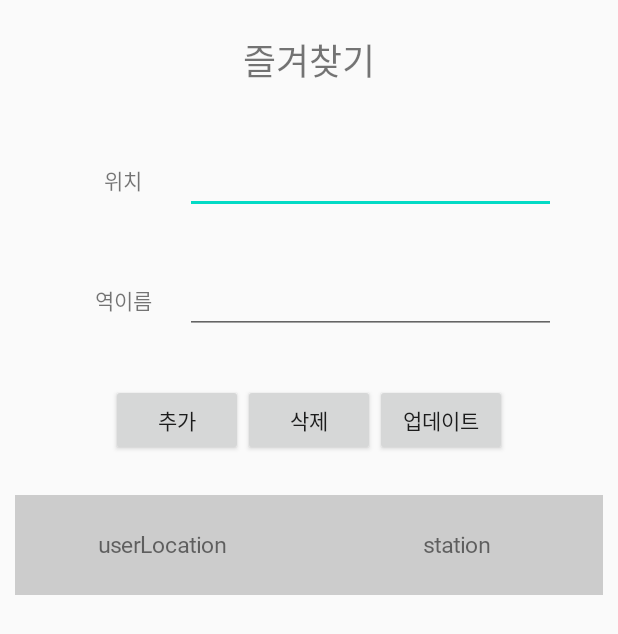
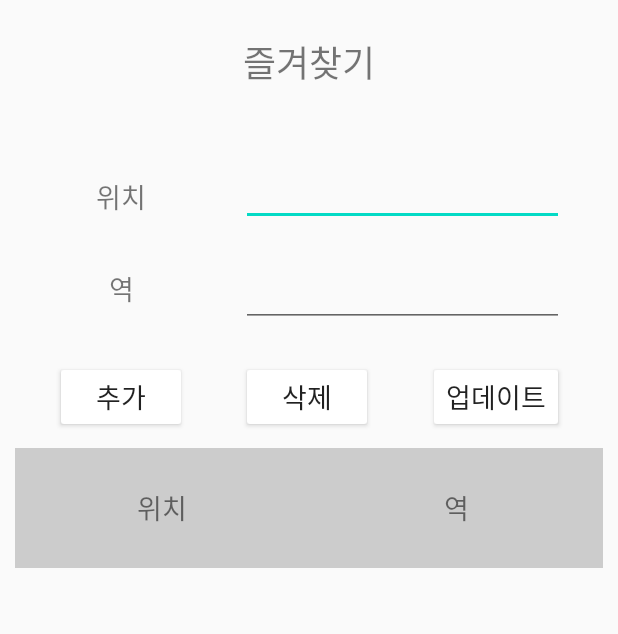
Before and after one commit to GY-Jeong/One-Touch-Subway, an Android app: the DBActivity screen opened directly, with no data from a screen before it, after a tap on "추가", on a phone screen of 412 x 824 dp. Shown: the top 634 px of the screen. Run offline under Robolectric (Android 15) with nearby library versions, the phone set to English and light mode, and no system bars.

Commit message:
info Activity 추가 / Icon 추가

```diff
--- a/app/src/main/java/com/otsubway/odsay/DBActivity.kt
+++ b/app/src/main/java/com/otsubway/odsay/DBActivity.kt
@@ -25,10 +25,10 @@ class DBActivity : AppCompatActivity() {
             val location = Location(userLocation, stationName)
             val result = myDBHelper.insertProduct(location)
             if(result) {
-                Toast.makeText(this, "DB INSERT SUCCESS", Toast.LENGTH_SHORT).show()
+                Toast.makeText(this, "추가에 성공했습니다.", Toast.LENGTH_SHORT).show()
                 getAllRecord()
             } else {
-                Toast.makeText(this, "DB INSERT FAILED", Toast.LENGTH_SHORT).show()
+                Toast.makeText(this, "추가에 실패하였습니다.", Toast.LENGTH_SHORT).show()
             }
         }
 
@@ -36,10 +36,10 @@ class DBActivity : AppCompatActivity() {
             val userLocation = userlocationEdit.text.toString()
             val result = myDBHelper.deleteProduct(userLocation)
             if(result) {
-                Toast.makeText(this, "DELETE SUCCESS", Toast.LENGTH_SHORT).show()
+                Toast.makeText(this, "삭제에 성공했습니다.", Toast.LENGTH_SHORT).show()
                 getAllRecord()
             } else {
-                Toast.makeText(this, "DELETE FAILED", Toast.LENGTH_SHORT).show()
+                Toast.makeText(this, "삭제에 실패했습니다.", Toast.LENGTH_SHORT).show()
             }
         }
 
@@ -49,10 +49,10 @@ class DBActivity : AppCompatActivity() {
             val location = Location(userLocation, stationName)
             val result = myDBHelper.updateProduct(location)
             if(result) {
-                Toast.makeText(this, "UPDATE SUCCESS", Toast.LENGTH_SHORT).show()
+                Toast.makeText(this, "업데이트에 성공했습니다.", Toast.LENGTH_SHORT).show()
                 getAllRecord()
             } else {
-                Toast.makeText(this, "UPDATE FAILED", Toast.LENGTH_SHORT).show()
+                Toast.makeText(this, "업데이트에 실패했습니다.", Toast.LENGTH_SHORT).show()
             }
         }
     }
--- a/app/src/main/java/com/otsubway/odsay/DBhelper.kt
+++ b/app/src/main/java/com/otsubway/odsay/DBhelper.kt
@@ -132,7 +132,6 @@ class DBhelper(val context : Context) : SQLiteOpenHelper(context, DB_NAME, null,
     fun showRecord(cursor : Cursor) {
         cursor.moveToFirst()
         val count = cursor.columnCount
-        val recordcount = cursor.count
         val activity = context as DBActivity
         activity.tableLayout.removeAllViewsInLayout()
         //라벨 만들기, column title 만들기
@@ -142,13 +141,17 @@ class DBhelper(val context : Context) : SQLiteOpenHelper(context, DB_NAME, null,
             TableRow.LayoutParams.WRAP_CONTENT, count.toFloat())
         //행의 폭정보는 가중치로 결정
         tablerow.layoutParams = rowParam
-        val viewParm = TableRow.LayoutParams(0, 100, 1f)
+        val viewParm = TableRow.LayoutParams(0, 120, 1f)
         for(i in 0 until count) {
             val textView = TextView(activity)
             textView.layoutParams = viewParm
-            textView.text = cursor.getColumnName(i)
+            if(cursor.getColumnName(i) == "userLocation") {
+                textView.text = "위치"
+            } else {
+                textView.text = "역"
+            }
             textView.setBackgroundColor(Color.LTGRAY)
-            textView.textSize = 15.0f
+            textView.textSize = 18.0f
             textView.gravity = Gravity.CENTER
             tablerow.addView(textView)
         }
@@ -170,7 +173,8 @@ class DBhelper(val context : Context) : SQLiteOpenHelper(context, DB_NAME, null,
                 val textView = TextView(activity)
                 textView.layoutParams = viewParm
                 textView.text = cursor.getString(i)
-                textView.textSize = 13.0f
+                textView.textSize = 18.0f
+                textView.gravity = Gravity.CENTER
                 textView.tag = i
                 row.addView(textView)
             }
--- a/app/src/main/java/com/otsubway/odsay/MainActivity.kt
+++ b/app/src/main/java/com/otsubway/odsay/MainActivity.kt
@@ -32,8 +32,6 @@ class MainActivity : AppCompatActivity() {
     var tryNum = 0
     var initTime : Long = 0
 
-    lateinit var myDBHelper : DBhelper
-
     override fun onCreate(savedInstanceState: Bundle?) {
         super.onCreate(savedInstanceState)
         setContentView(R.layout.activity_main)
@@ -42,6 +40,10 @@ class MainActivity : AppCompatActivity() {
         initODSay()
         dbButton.setOnClickListener {
             val i = Intent(this, DBActivity::class.java)
+            startActivity(i)
+        }
+        infoButton.setOnClickListener {
+            val i = Intent(this, InfoActivity::class.java)
             startActivity(i)
         }
     }
@@ -196,25 +198,9 @@ class MainActivity : AppCompatActivity() {
                         Log.i("onError ", errorMsg)
                         runOnUiThread { tv_result.text = "음성입력이 불가능하거나\n마이크 접근이 허용되지 않았습니다." }
                     }
-                    SpeechRecognizerClient.ERROR_AUTH_FAIL -> {
-                        Log.i("onError ", errorMsg)
-                        runOnUiThread { tv_result.text = "APIKEY 인증이 실패했습니다." }
-                    }
                     SpeechRecognizerClient.ERROR_NETWORK_FAIL -> {
                         Log.i("onError ", errorMsg)
                         runOnUiThread { tv_result.text = "네트워크 오류가 발생했습니다.\n인터넷 상태를 확인해주세요." }
-                    }
-                    SpeechRecognizerClient.ERROR_NETWORK_TIMEOUT -> {
-                        Log.i("onError ", errorMsg)
-                        runOnUiThread { tv_result.text = "네트워크 타임아웃이 발생했습니다." }
-                    }
-                    SpeechRecognizerClient.ERROR_SERVER_FAIL -> {
-                        Log.i("onError ", errorMsg)
-                        runOnUiThread { tv_result.text = "서버에서 오류가 발생했습니다." }
-                    }
-                    SpeechRecognizerClient.ERROR_SERVER_TIMEOUT -> {
-                        Log.i("onError ", errorMsg)
-                        runOnUiThread { tv_result.text = "서버 응답 시간이 초과했습니다." }
                     }
                     SpeechRecognizerClient.ERROR_NO_RESULT -> {
                         Log.i("onError ", errorMsg)
@@ -224,29 +210,19 @@ class MainActivity : AppCompatActivity() {
                         Log.i("onError ", errorMsg)
                         runOnUiThread { tv_result.text = "\" ~ 에서(부터) ~ \"\n으로 말해주세요." }
                     }
-                    SpeechRecognizerClient.ERROR_RECOGNITION_TIMEOUT -> {
-                        Log.i("onError ", errorMsg)
-                        runOnUiThread { tv_result.text = "전체 소요시간에 대한 타임아웃이 발생했습니다." }
-                    }
-                    SpeechRecognizerClient.ERROR_SERVER_UNSUPPORT_SERVICE -> {
-                        Log.i("onError ", errorMsg)
-                        runOnUiThread { tv_result.text = "제공하지 않는 서비스 타입이 지정됐습니다." }
-                    }
-                    SpeechRecognizerClient.ERROR_SERVER_USERDICT_EMPTY -> {
-                        Log.i("onError ", errorMsg)
-                        runOnUiThread { tv_result.text = "입력된 사용자 사전에 내용이 없습니다." }
-                    }
                     SpeechRecognizerClient.ERROR_SERVER_ALLOWED_REQUESTS_EXCESS -> {
                         Log.i("onError ", errorMsg)
                         runOnUiThread { tv_result.text = "요청 허용 횟수를 초과했습니다." }
                     }
+                    else -> {
+                        Log.i("onError ", errorMsg)
+                        runOnUiThread { tv_result.text = "시스템 오류입니다." }
+                    }
                 }
             }
-
             override fun onFinished() {
             }
         })
-        //음성인식 시작함
 
         bt_start.setOnClickListener {
             client.startRecording(true)
@@ -277,8 +253,6 @@ class MainActivity : AppCompatActivity() {
 
             Log.d("부터", station[0])
             Log.d("부터", station[1])
-
-            //User - Defined Station 검사 아마 데이터베이스를 써야되지 않을까 싶습니다.
 
             try {
                 val readDB = this.openOrCreateDatabase("stationByLocation.db", Context.MODE_PRIVATE, null)
--- a/app/src/main/java/com/otsubway/odsay/odsayActivity.kt
+++ b/app/src/main/java/com/otsubway/odsay/odsayActivity.kt
@@ -112,13 +112,13 @@ class odsayActivity : AppCompatActivity() {
             }
         }
 
-//        val i = intent
-//        list = i.getStringArrayListExtra("stationCodeList") as ArrayList<String>
-//        startStationCode = list[0]
-//        endStationCode = list[1]
+        val i = intent
+        list = i.getStringArrayListExtra("stationCodeList") as ArrayList<String>
+        startStationCode = list[0]
+        endStationCode = list[1]
 
-        startStationCode = "1316"
-        endStationCode = "720"
+//        startStationCode = "1316"
+//        endStationCode = "720"
 
         startPathSearch()
     }
--- a/app/src/main/res/layout/activity_db.xml
+++ b/app/src/main/res/layout/activity_db.xml
@@ -1,10 +1,9 @@
 <?xml version="1.0" encoding="utf-8"?>
-<LinearLayout xmlns:android="http://schemas.android.com/apk/res/android"
+<androidx.constraintlayout.widget.ConstraintLayout xmlns:android="http://schemas.android.com/apk/res/android"
     xmlns:app="http://schemas.android.com/apk/res-auto"
     xmlns:tools="http://schemas.android.com/tools"
     android:layout_width="match_parent"
     android:layout_height="match_parent"
-    android:orientation="vertical"
     tools:context=".DBActivity">
 
     <TextView
@@ -14,81 +13,20 @@
         android:layout_weight="1"
         android:gravity="center"
         android:text="즐겨찾기"
-        android:textSize="24sp" />
+        android:textSize="24sp"
+        app:layout_constraintBottom_toTopOf="@+id/guideline5"
+        app:layout_constraintTop_toTopOf="parent" />
 
-    <LinearLayout
-        android:layout_width="match_parent"
-        android:layout_height="0dp"
-        android:layout_weight="1"
-        android:gravity="center"
-        android:orientation="horizontal"
-        android:weightSum="5">
-
-        <TextView
-            android:layout_width="0dp"
-            android:layout_height="wrap_content"
-            android:layout_gravity="center"
-            android:layout_weight="1"
-            android:gravity="center"
-            android:text="위치" />
-
-        <EditText
-            android:id="@+id/userlocationEdit"
-            android:layout_width="0dp"
-            android:layout_height="wrap_content"
-            android:layout_weight="3" />
-    </LinearLayout>
-
-    <LinearLayout
-        android:layout_width="match_parent"
-        android:layout_height="0dp"
-        android:layout_weight="1"
-        android:gravity="center"
-        android:orientation="horizontal"
-        android:weightSum="5">
-
-        <TextView
-            android:layout_width="0dp"
-            android:layout_height="wrap_content"
-            android:layout_gravity="center"
-            android:layout_weight="1"
-            android:gravity="center"
-            android:text="역이름" />
-
-        <EditText
-            android:id="@+id/stationEdit"
-            android:layout_width="0dp"
-            android:layout_height="wrap_content"
-            android:layout_weight="3"
-            android:gravity="center" />
-    </LinearLayout>
-
-    <LinearLayout
-        android:layout_width="match_parent"
-        android:layout_height="0dp"
-        android:layout_weight="1"
-        android:gravity="center"
-        android:orientation="horizontal">
-
-        <Button
-            android:id="@+id/insertBtn"
-            android:layout_width="wrap_content"
-            android:layout_height="wrap_content"
-            android:text="추가" />
-
-        <Button
-            android:id="@+id/deleteBtn"
-            android:layout_width="wrap_content"
-            android:layout_height="wrap_content"
-            android:text="삭제" />
-
-        <Button
-            android:id="@+id/updateBtn"
-            android:layout_width="wrap_content"
-            android:layout_height="wrap_content"
-            android:text="업데이트" />
-
-    </LinearLayout>
+    <EditText
+        android:id="@+id/userlocationEdit"
+        android:layout_width="0dp"
+        android:layout_height="wrap_content"
+        android:layout_weight="3"
+        android:textSize="18sp"
+        app:layout_constraintBottom_toTopOf="@+id/stationEdit"
+        app:layout_constraintEnd_toEndOf="@+id/updateBtn"
+        app:layout_constraintStart_toStartOf="@+id/deleteBtn"
+        app:layout_constraintTop_toBottomOf="@+id/textView3" />
 
     <TableLayout
         android:id="@+id/tableLayout"
@@ -96,6 +34,100 @@
         android:layout_height="0dp"
         android:layout_marginHorizontal="10dp"
         android:layout_marginVertical="10dp"
-        android:layout_weight="6"></TableLayout>
+        android:layout_weight="6"
+        app:layout_constraintBottom_toBottomOf="parent"
+        app:layout_constraintEnd_toEndOf="parent"
+        app:layout_constraintStart_toStartOf="parent"
+        app:layout_constraintTop_toBottomOf="@+id/deleteBtn" />
 
-</LinearLayout>
+    <androidx.constraintlayout.widget.Guideline
+        android:id="@+id/guideline5"
+        android:layout_width="wrap_content"
+        android:layout_height="wrap_content"
+        android:orientation="horizontal"
+        app:layout_constraintGuide_percent="0.1" />
+
+    <androidx.constraintlayout.widget.Guideline
+        android:id="@+id/guideline6"
+        android:layout_width="wrap_content"
+        android:layout_height="wrap_content"
+        android:orientation="horizontal"
+        app:layout_constraintGuide_percent="0.35" />
+
+    <Button
+        android:id="@+id/updateBtn"
+        android:layout_width="wrap_content"
+        android:layout_height="wrap_content"
+        android:backgroundTint="#FFFFFF"
+        android:text="업데이트"
+        android:textSize="18sp"
+        app:layout_constraintBottom_toTopOf="@+id/guideline6"
+        app:layout_constraintEnd_toEndOf="parent"
+        app:layout_constraintHorizontal_bias="0.5"
+        app:layout_constraintStart_toEndOf="@+id/deleteBtn" />
+
+    <Button
+        android:id="@+id/deleteBtn"
+        android:layout_width="wrap_content"
+        android:layout_height="wrap_content"
+        android:backgroundTint="#FFFFFF"
+        android:text="삭제"
+        android:textSize="18sp"
+        app:layout_constraintBottom_toTopOf="@+id/guideline6"
+        app:layout_constraintEnd_toStartOf="@+id/updateBtn"
+        app:layout_constraintHorizontal_bias="0.5"
+        app:layout_constraintStart_toEndOf="@+id/insertBtn" />
+
+    <Button
+        android:id="@+id/insertBtn"
+        android:layout_width="wrap_content"
+        android:layout_height="wrap_content"
+        android:backgroundTint="#FFFFFF"
+        android:text="추가"
+        android:textSize="18sp"
+        app:layout_constraintBottom_toTopOf="@+id/guideline6"
+        app:layout_constraintEnd_toStartOf="@+id/deleteBtn"
+        app:layout_constraintHorizontal_bias="0.5"
+        app:layout_constraintStart_toStartOf="parent" />
+
+    <TextView
+        android:id="@+id/textView7"
+        android:layout_width="0dp"
+        android:layout_height="wrap_content"
+        android:layout_gravity="center"
+        android:layout_weight="1"
+        android:gravity="center"
+        android:text="위치"
+        android:textSize="18sp"
+        app:layout_constraintBottom_toTopOf="@+id/textView4"
+        app:layout_constraintEnd_toEndOf="@+id/insertBtn"
+        app:layout_constraintStart_toStartOf="@+id/insertBtn"
+        app:layout_constraintTop_toTopOf="@+id/guideline5" />
+
+    <TextView
+        android:id="@+id/textView4"
+        android:layout_width="0dp"
+        android:layout_height="wrap_content"
+        android:layout_gravity="center"
+        android:layout_weight="1"
+        android:gravity="center"
+        android:text="역"
+        android:textSize="18sp"
+        app:layout_constraintBottom_toTopOf="@+id/insertBtn"
+        app:layout_constraintEnd_toEndOf="@+id/insertBtn"
+        app:layout_constraintStart_toStartOf="@+id/insertBtn"
+        app:layout_constraintTop_toBottomOf="@+id/textView7" />
+
+    <AutoCompleteTextView
+        android:id="@+id/stationEdit"
+        android:layout_width="0dp"
+        android:layout_height="wrap_content"
+        android:layout_weight="3"
+        android:completionThreshold="2"
+        android:textSize="18sp"
+        app:layout_constraintBottom_toTopOf="@+id/updateBtn"
+        app:layout_constraintEnd_toEndOf="@+id/updateBtn"
+        app:layout_constraintStart_toStartOf="@+id/deleteBtn"
+        app:layout_constraintTop_toBottomOf="@+id/userlocationEdit" />
+
+</androidx.constraintlayout.widget.ConstraintLayout>
--- a/app/src/main/res/layout/activity_odsay.xml
+++ b/app/src/main/res/layout/activity_odsay.xml
@@ -68,8 +68,10 @@
         android:id="@+id/nextTravelBtn"
         android:layout_width="wrap_content"
         android:layout_height="wrap_content"
+        android:autoSizeMaxTextSize="16sp"
         android:backgroundTint="#FFFFFF"
         android:text="다음"
+        android:textSize="16sp"
         app:layout_constraintBottom_toTopOf="@+id/guideline"
         app:layout_constraintEnd_toEndOf="parent"
         app:layout_constraintHorizontal_bias="0.5"
@@ -104,6 +106,7 @@
         android:layout_height="wrap_content"
         android:backgroundTint="#FFFFFF"
         android:text="이전"
+        android:textSize="16sp"
         app:layout_constraintBottom_toTopOf="@+id/guideline"
         app:layout_constraintEnd_toStartOf="@+id/nextTravelBtn"
         app:layout_constraintHorizontal_bias="0.5"
--- a/app/src/main/res/values/colors.xml
+++ b/app/src/main/res/values/colors.xml
@@ -1,7 +1,7 @@
 <?xml version="1.0" encoding="utf-8"?>
 <resources>
     <color name="colorPrimary">#6200EE</color>
-    <color name="colorPrimaryDark">#F5F5DC</color>
+    <color name="colorPrimaryDark">#000000</color>
     <color name="colorAccent">#03DAC5</color>
     <color name="line1">#005DAA</color>
     <color name="line2">#00A44A</color>
--- a/app/src/main/res/values/styles.xml
+++ b/app/src/main/res/values/styles.xml
@@ -9,7 +9,7 @@
         <item name="windowActionBar">false</item>
         <item name="windowNoTitle">true</item>
         <item name="android:fontFamily">@font/seoul_hanriver</item>
-        <item name="android:windowLightStatusBar">true</item>
+        <item name="android:windowLightStatusBar">false</item>
     </style>
 
     <style name="AppTheme.NoActionBar">
```
Also changed, not shown: app/src/main/AndroidManifest.xml (+9 -11 lines).
